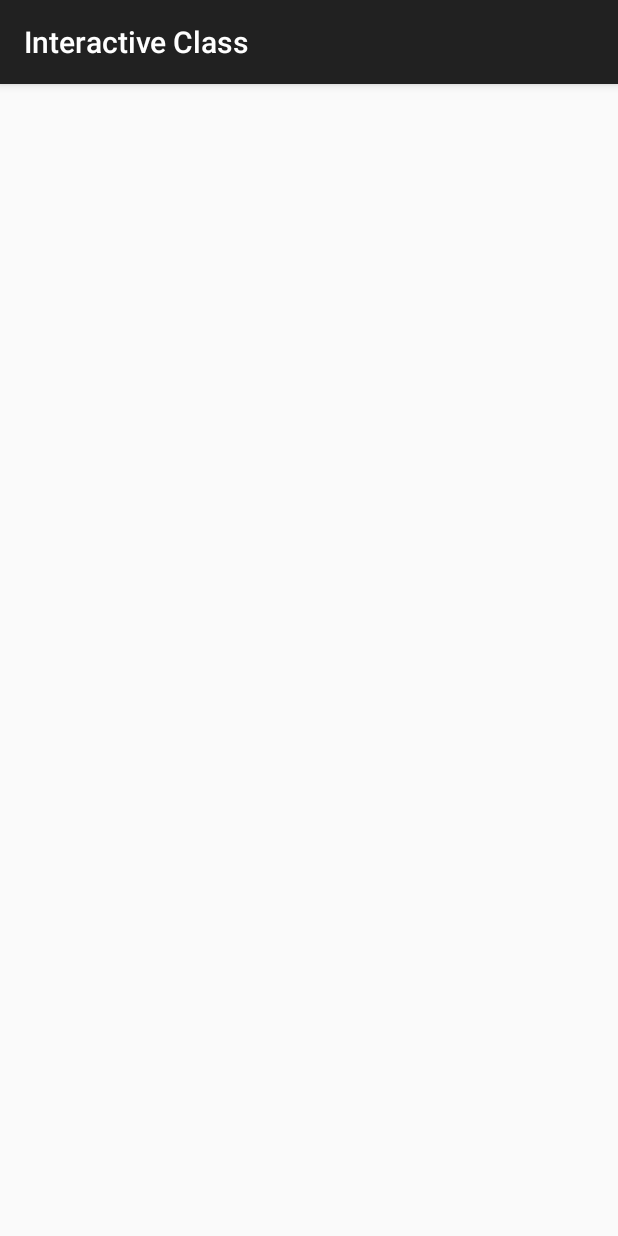
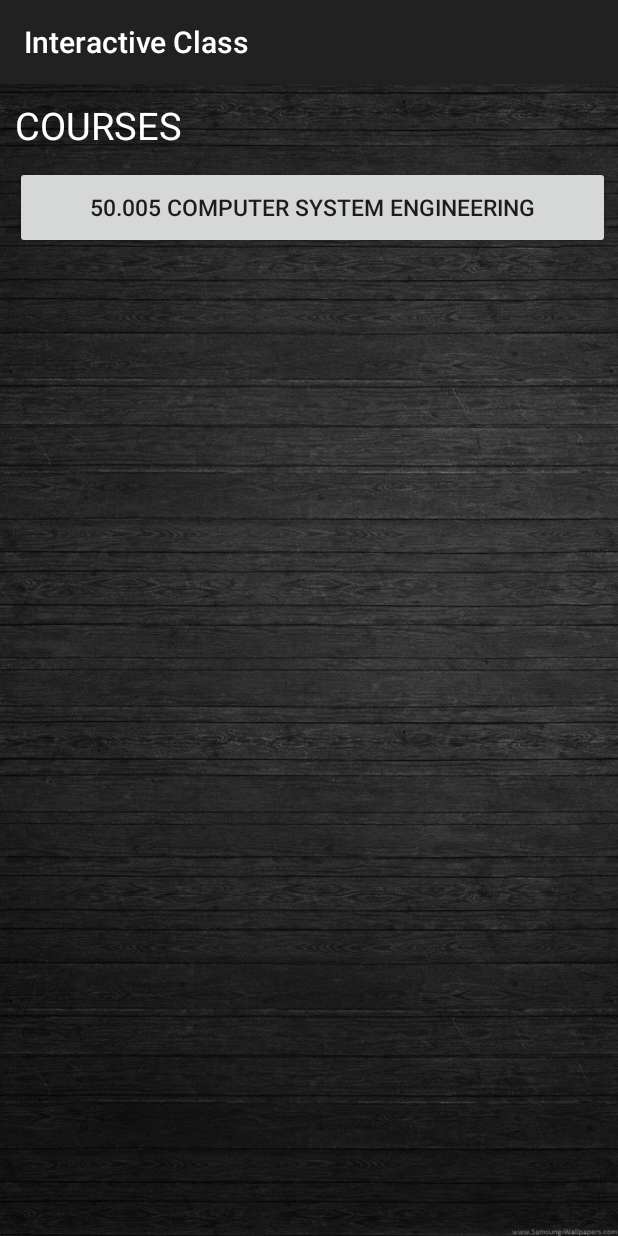
Before and after one commit to isaacmarcus/interactiveclass, an Android app: the fragment CoursesFragment shown on its own in the app's theme, on a phone screen of 412 x 824 dp. Run offline under Robolectric (Android 15) with nearby library versions, the phone set to English and light mode, and no system bars; our stand-ins replace Firebase (no records; nobody signed in at launch, a user with empty details on screens opened directly).

Commit message:
second commit

```diff
--- a/app/build.gradle
+++ b/app/build.gradle
@@ -34,4 +34,5 @@ dependencies {
 }
 
 
+
 apply plugin: 'com.google.gms.google-services'
--- a/app/src/main/AndroidManifest.xml
+++ b/app/src/main/AndroidManifest.xml
@@ -23,8 +23,9 @@
                 <category android:name="android.intent.category.LAUNCHER" />
             </intent-filter>
         </activity>
-        <activity android:name=".StudentActivity"></activity>
-        <activity android:name=".TeacherActivity"></activity>
+        <activity android:name=".StudentActivity" />
+        <activity android:name=".TeacherActivity" />
+        <activity android:name=".CourseActivity"></activity>
     </application>
 
 </manifest>
--- a/app/src/main/java/com/example/zwanzigdrei/interactiveclass/CoursesFragment.java
+++ b/app/src/main/java/com/example/zwanzigdrei/interactiveclass/CoursesFragment.java
@@ -1,21 +1,89 @@
 package com.example.zwanzigdrei.interactiveclass;
 
+import android.app.Activity;
+import android.content.Context;
+import android.content.Intent;
+import android.graphics.Color;
+import android.graphics.Typeface;
 import android.os.Bundle;
+import android.support.annotation.Nullable;
+import android.support.v4.app.Fragment;
+import android.support.v4.app.FragmentManager;
+import android.support.v4.app.FragmentTransaction;
+import android.support.v7.app.AppCompatActivity;
+import android.util.Log;
+import android.view.Gravity;
 import android.view.LayoutInflater;
 import android.view.View;
 import android.view.ViewGroup;
+import android.widget.Button;
+import android.widget.LinearLayout;
+
+import com.google.firebase.database.DataSnapshot;
+import com.google.firebase.database.DatabaseError;
+import com.google.firebase.database.DatabaseReference;
+import com.google.firebase.database.FirebaseDatabase;
+import com.google.firebase.database.ValueEventListener;
+
+import java.util.ArrayList;
+
+import android.content.Context;
+//import android.support.v7.app.ActionBarActivity;
+import android.os.Bundle;
+import android.support.v7.app.AppCompatActivity;
+import android.view.LayoutInflater;
+import android.view.Menu;
+import android.view.MenuItem;
+import android.view.View;
+import android.view.ViewGroup;
+import android.widget.AdapterView;
+import android.widget.ArrayAdapter;
+import android.widget.Button;
+import android.widget.ImageView;
+import android.widget.ListView;
+import android.widget.TextView;
+import android.widget.Toast;
+
+import java.util.ArrayList;
+import java.util.List;
+
 
 /**
- * Created by zwanzigdrei on 16/3/18.
+ * A simple {@link Fragment} subclass.
  */
 
-public class CoursesFragment extends android.support.v4.app.Fragment {
+public class CoursesFragment extends Fragment {
+
+    public CoursesFragment() {
+        // Required empty public constructor
+    }
+
+    @Override
+    public void onCreate(Bundle savedInstanceState) {
+        super.onCreate(savedInstanceState);
+    }
 
     @Override
     public View onCreateView(LayoutInflater inflater, ViewGroup container,
                              Bundle savedInstanceState) {
         // Inflate the layout for this fragment
-        return inflater.inflate(R.layout.fragment_courses, container, false);
+        View view = inflater.inflate(R.layout.fragment_courses,container,false);
+
+        Button cse = view.findViewById(R.id.btnCourse);
+
+        cse.setOnClickListener(new View.OnClickListener() {
+            @Override
+            public void onClick(View v) {
+                Intent i = new Intent();
+                i.setClass(getActivity(),CourseActivity.class);
+                getActivity().startActivity(i);
+            }
+        });
+
+        return view;
 
     }
+
+
+
 }
--- a/app/src/main/res/layout/fragment_courses.xml
+++ b/app/src/main/res/layout/fragment_courses.xml
@@ -1,6 +1,36 @@
-<?xml version="1.0" encoding="utf-8"?>
-<android.support.constraint.ConstraintLayout
-    xmlns:android="http://schemas.android.com/apk/res/android" android:layout_width="match_parent"
-    android:layout_height="match_parent">
+<RelativeLayout xmlns:android="http://schemas.android.com/apk/res/android"
+    xmlns:app="http://schemas.android.com/apk/res-auto"
+    xmlns:tools="http://schemas.android.com/tools"
+    android:layout_width="match_parent"
+    android:layout_height="match_parent"
+    android:background="@drawable/blackwood"
+    android:id="@+id/fragment_account"
+    tools:context="com.example.zwanzigdrei.interactiveclass.CoursesFragment">
 
-</android.support.constraint.ConstraintLayout>
+
+    <TextView
+        android:id="@+id/title"
+        android:layout_width="match_parent"
+        android:layout_height="wrap_content"
+        android:text="COURSES"
+        android:textSize="25sp"
+        android:layout_marginLeft="10dp"
+        android:layout_marginTop="10dp"
+        android:layout_marginRight="10dp"
+        android:textColor="@color/white"/>
+
+    <Button
+        android:id="@+id/btnCourse"
+        android:layout_width="match_parent"
+        android:layout_height="55dp"
+        android:layout_marginLeft="10dp"
+        android:layout_marginTop="10dp"
+        android:layout_marginRight="5dp"
+        android:text="50.005 Computer System Engineering"
+        android:textSize="15sp"
+        android:layout_below="@id/title"/>
+
+
+
+
+</RelativeLayout>
--- /dev/null
+++ b/app/src/main/res/menu/menu_main.xml
@@ -0,0 +1,6 @@
+<menu xmlns:android="http://schemas.android.com/apk/res/android"
+    xmlns:app="http://schemas.android.com/apk/res-auto"
+    xmlns:tools="http://schemas.android.com/tools" tools:context=".CourseActivity">
+    <item android:id="@+id/action_settings" android:title="action_settings"
+        android:orderInCategory="100" app:showAsAction="never" />
+</menu>
```
Also changed, not shown: app/src/main/java/com/example/zwanzigdrei/interactiveclass/CourseActivity.java (added, +234 -0 lines), app/src/main/java/com/example/zwanzigdrei/interactiveclass/LoginActivity.java (+57 -13 lines), app/src/main/res/layout/activity_course.xml (added, +16 -0 lines), app/src/main/res/layout/list_item.xml (added, +24 -0 lines), 6 other files.
